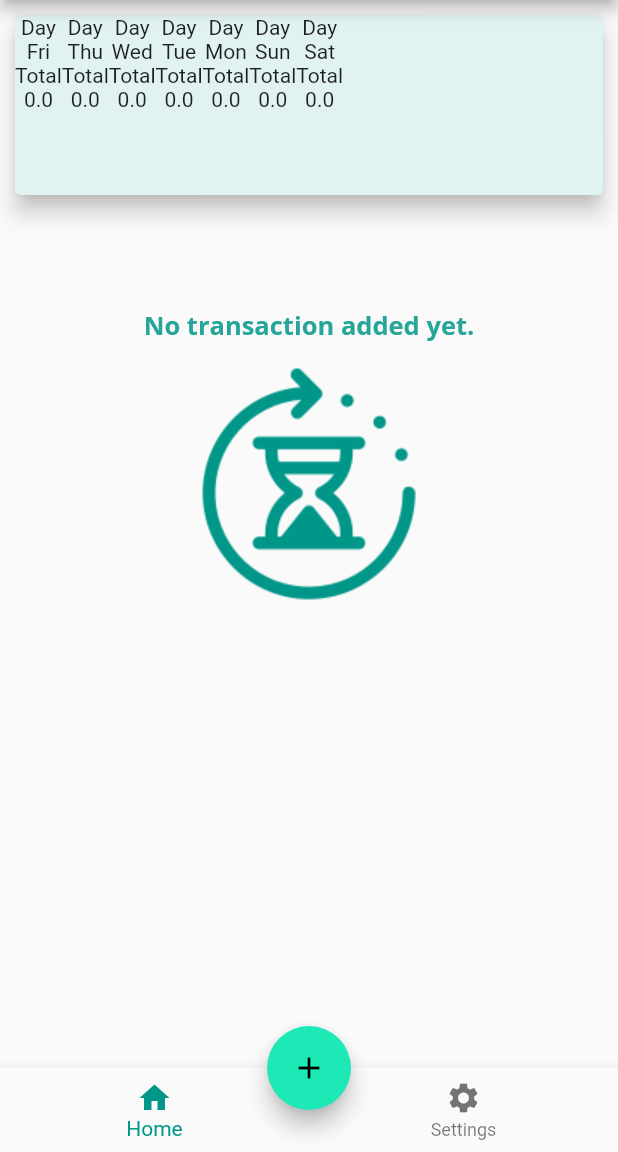
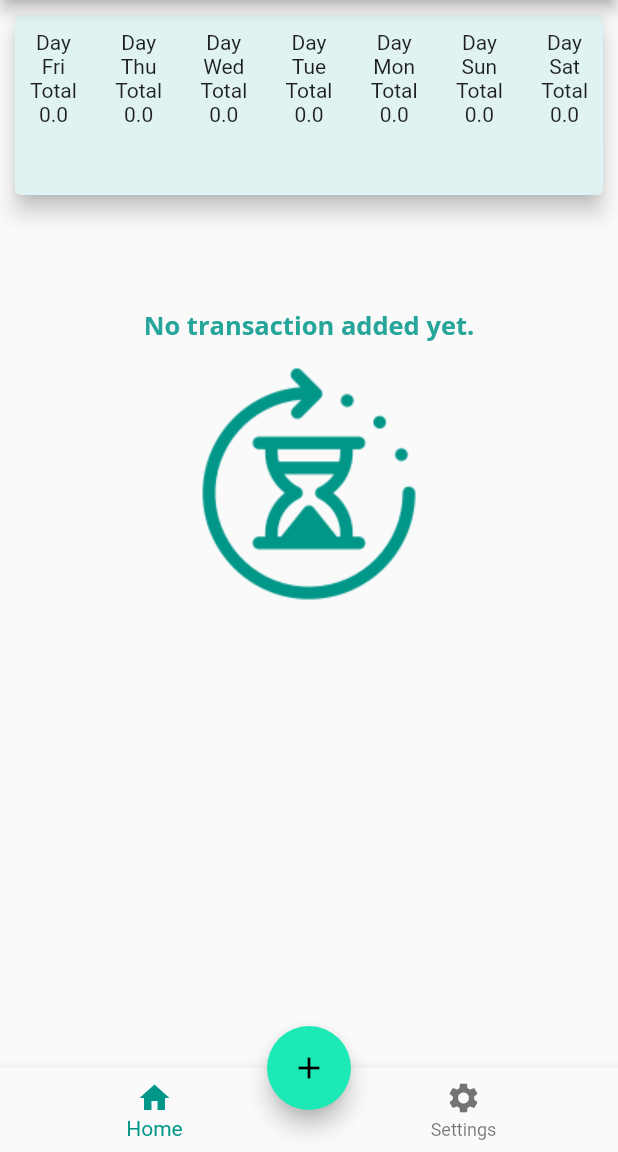
Before and after one commit to inisoultani/flutter-expense-planner, a Flutter app: the screen it shows after launch, on a phone screen of 412 x 824 dp, the part 84-1236 px from its top. Run offline on Flutter 3.47's test engine with Material 2 defaults, Android fonts, the phone set to English and light mode, and no system bars.

Commit message:
padding widget

```diff
--- a/lib/widgets/chart.dart
+++ b/lib/widgets/chart.dart
@@ -51,14 +51,20 @@ class Chart extends StatelessWidget {
     return Card(
       elevation: 6,
       margin: EdgeInsets.all(10),
+
+      color: Colors.teal[50],
       child: Container(
-        child: Row(
-          children: [...renderCharts()],
+        child: Padding(
+          padding: const EdgeInsets.all(10),
+          child: Row(
+            children: [...renderCharts()],
+            crossAxisAlignment: CrossAxisAlignment.center,
+            mainAxisAlignment: MainAxisAlignment.spaceBetween,
+          ),
         ),
         width: double.infinity,
         height: 120,
       ),
-      color: Colors.teal[50],
     );
   }
 }
```
